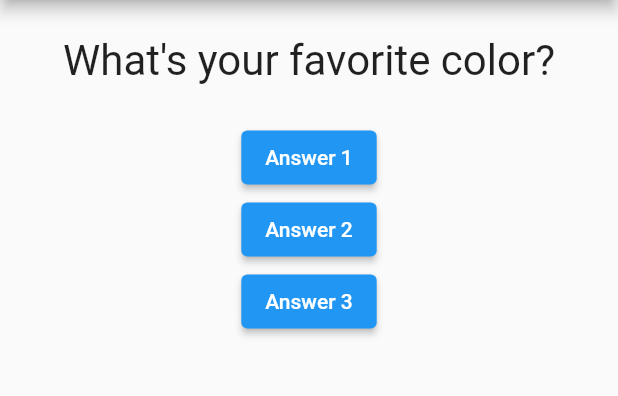
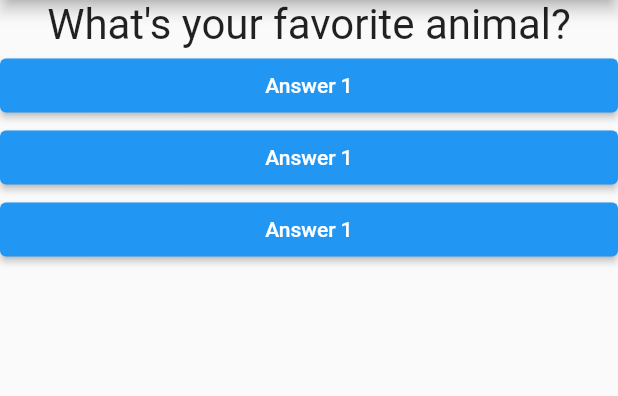
Before and after one commit to iamyuu/flutter_quiz, a Flutter app: the screen it shows after launch, after a tap on "Answer 1", on a phone screen of 412 x 824 dp, the part 84-480 px from its top. Run offline on Flutter 3.47's test engine with Material 2 defaults, Android fonts, the phone set to English and light mode, and no system bars.

Commit message:
add answer widget

```diff
--- /dev/null
+++ b/lib/answer.dart
@@ -0,0 +1,21 @@
+import 'package:flutter/material.dart';
+
+class Answer extends StatelessWidget {
+  final VoidCallback selectHandler;
+
+  const Answer(this.selectHandler, {Key? key}) : super(key: key);
+
+  @override
+  Widget build(BuildContext context) {
+    return SizedBox(
+      width: double.infinity,
+      child: ElevatedButton(
+        style: ButtonStyle(
+          backgroundColor: MaterialStateProperty.all(Colors.blue),
+        ),
+        child: const Text('Answer 1'),
+        onPressed: selectHandler,
+      ),
+    );
+  }
+}
--- a/lib/main.dart
+++ b/lib/main.dart
@@ -1,5 +1,6 @@
 import 'package:flutter/material.dart';
 import './question.dart';
+import './answer.dart';
 
 void main() => runApp(const App());
 
@@ -13,14 +14,10 @@ class App extends StatefulWidget {
 class _AppState extends State<App> {
   int _currentQuestion = 0;
 
-  void answerQuestion() {
-    _currentQuestion += 1;
-
-    // ignore: todo
-    // TODO: set state
-    // setState(() {
-    //   //
-    // });
+  void _answerQuestion() {
+    setState(() {
+      _currentQuestion += 1;
+    });
   }
 
   @override
@@ -38,18 +35,9 @@ class _AppState extends State<App> {
         body: Column(
           children: [
             Question(questions[_currentQuestion]),
-            ElevatedButton(
-              child: const Text('Answer 1'),
-              onPressed: answerQuestion,
-            ),
-            ElevatedButton(
-              child: const Text('Answer 2'),
-              onPressed: answerQuestion,
-            ),
-            ElevatedButton(
-              child: const Text('Answer 3'),
-              onPressed: answerQuestion,
-            ),
+            Answer(_answerQuestion),
+            Answer(_answerQuestion),
+            Answer(_answerQuestion),
           ],
         ),
       ),
--- a/lib/question.dart
+++ b/lib/question.dart
@@ -7,9 +7,8 @@ class Question extends StatelessWidget {
 
   @override
   Widget build(BuildContext context) {
-    return Container(
+    return SizedBox(
       width: double.infinity,
-      margin: const EdgeInsets.all(24),
       child: Text(
         questionText,
         style: const TextStyle(fontSize: 28),
```
